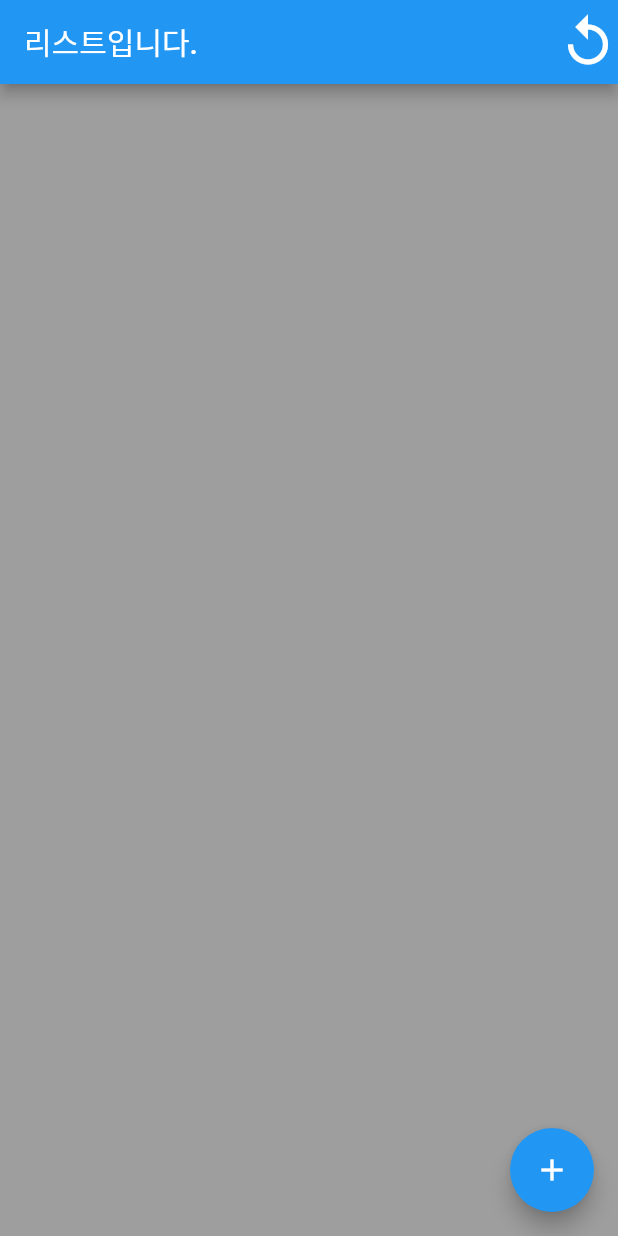
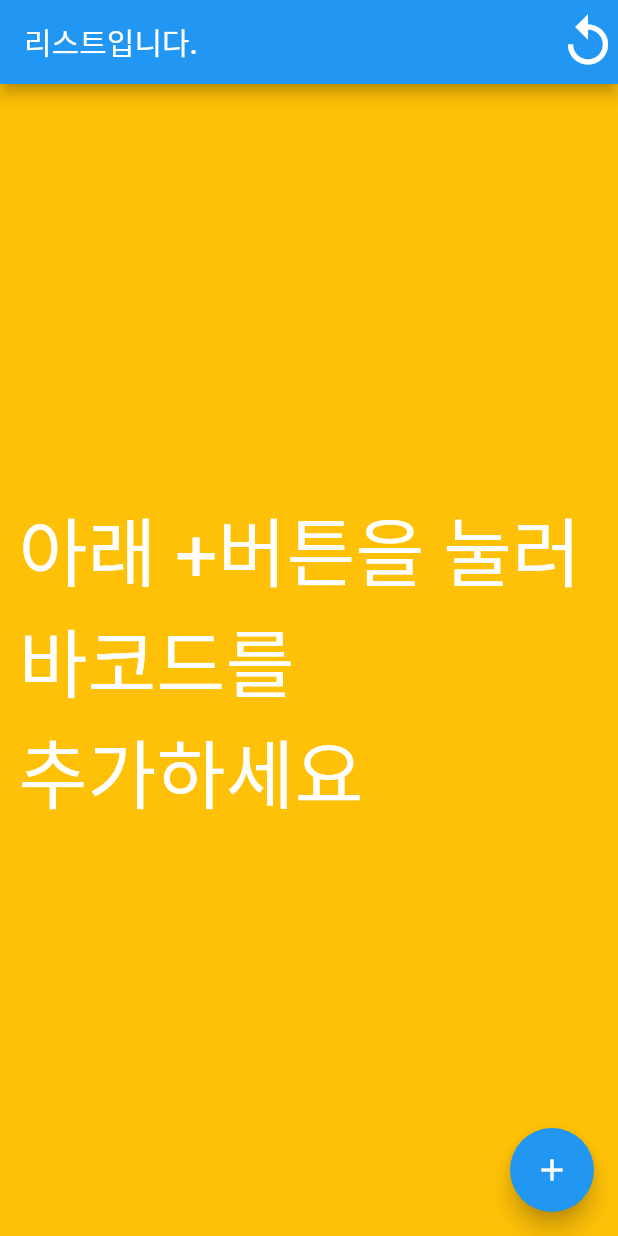
Before and after one commit to chinggu88/barcodelist, a Flutter app: the screen it shows after launch, on a phone screen of 412 x 824 dp. Run offline on Flutter 3.47's test engine with Material 2 defaults, Android fonts, the phone set to English and light mode, and no system bars; our stand-ins replace get, image_cropper, image_picker, sqflite; accounts and stored records are empty.

Commit message:
리스트화면 수정

```diff
--- a/lib/view/Barcodelist.dart
+++ b/lib/view/Barcodelist.dart
@@ -1,4 +1,5 @@
 import 'dart:io';
+import 'dart:ui';
 
 import 'package:barcodeselector/controller/Barcodelist_controller.dart';
 import 'package:barcodeselector/controller/DBHelper.dart';
@@ -30,8 +31,15 @@ class Barcodelist extends StatelessWidget {
       backgroundColor: Colors.grey,
       body: GetBuilder<Barcodelist_controller>(
         builder: (_) {
-          return _.cardinfo == null
-              ? CircularProgressIndicator()
+          return _.cardinfo.length == 0
+              ? Container(
+                  color: Colors.amber,
+                  child: Center(
+                      child: Text(
+                    "아래 +버튼을 눌러 \n바코드를 \n추가하세요",
+                    style: TextStyle(fontSize: 50, color: Colors.white),
+                  )),
+                )
               : ListView.builder(
                   itemCount: _.cardinfo.length,
                   itemBuilder: (BuildContext context, int i) {
```
